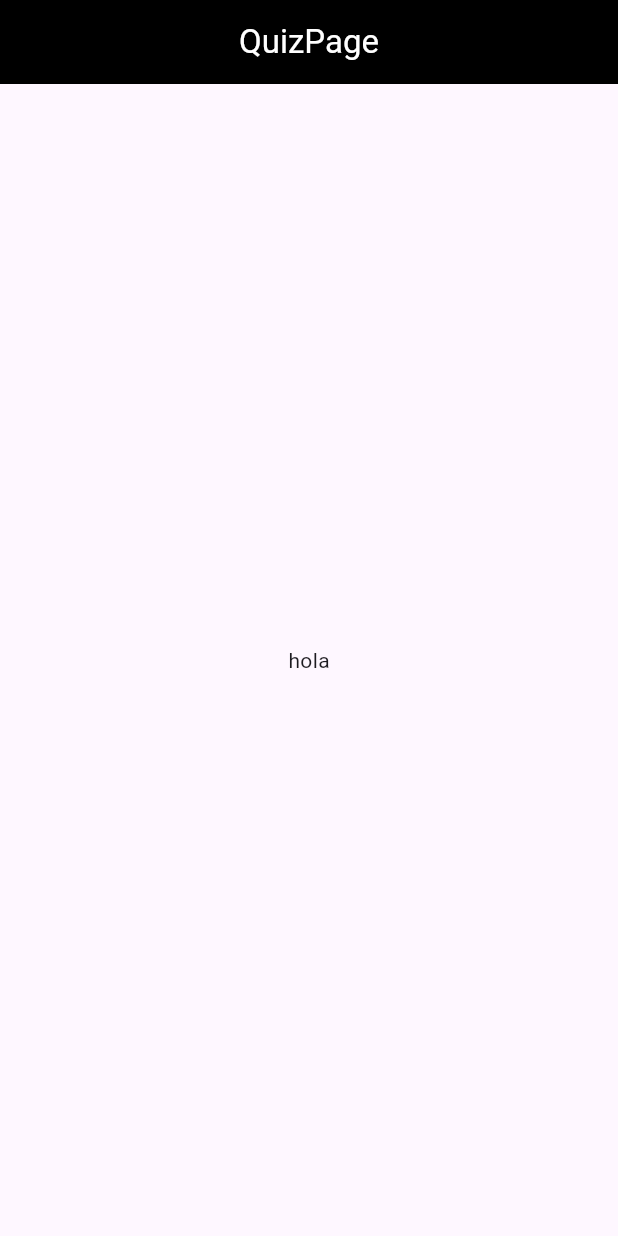
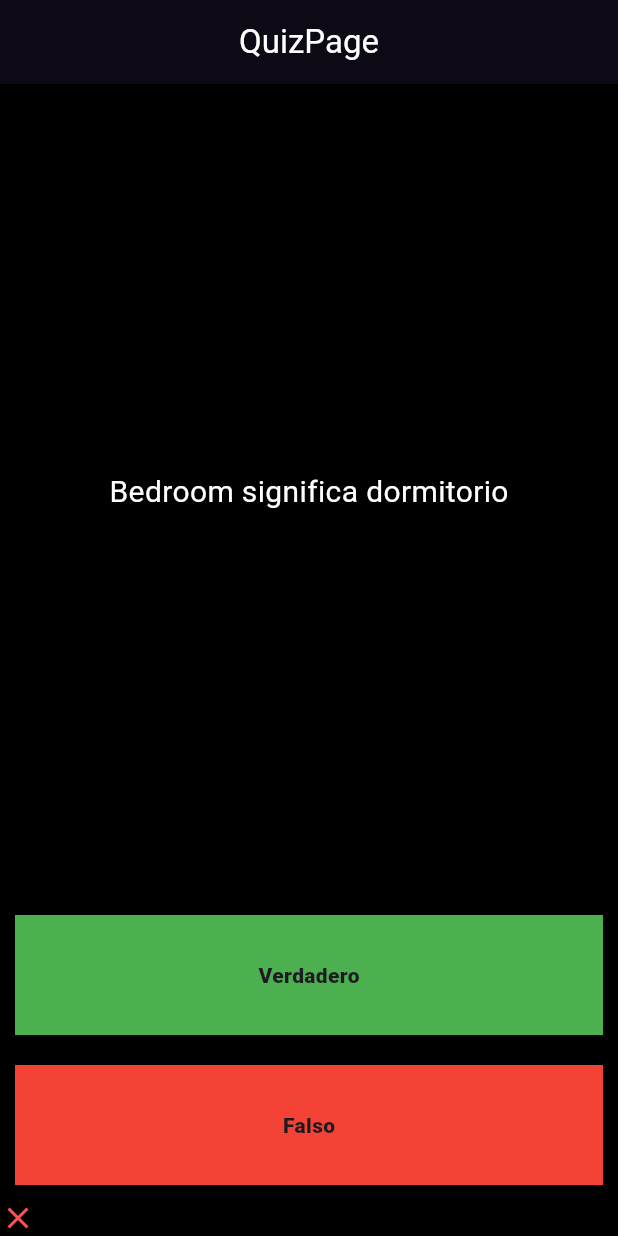
Before and after one commit to WCNosliwsys/quizApp, a Flutter app: the screen it shows after launch, on a phone screen of 412 x 824 dp. Run offline on Flutter 3.47's test engine with Material 3 defaults, Android fonts, the phone set to English and light mode, and no system bars.

```diff
--- a/lib/screens/quiz_page.dart
+++ b/lib/screens/quiz_page.dart
@@ -1,7 +1,40 @@
 import 'package:flutter/material.dart';
+import 'package:quizzapp/service/question_service.dart';
 
-class QuizPage extends StatelessWidget {
+class QuizPage extends StatefulWidget {
   const QuizPage({super.key});
+
+  @override
+  State<QuizPage> createState() => _QuizPageState();
+}
+
+class _QuizPageState extends State<QuizPage> {
+  QuestionService miQuiz = QuestionService();
+
+  List<Widget> puntaje = [];
+
+  checkAnswer(bool miRespuesta) {
+    bool correctAnswer = miQuiz.getQuestionAnswer();
+    if (correctAnswer == miRespuesta) {
+      puntaje.add(
+        Icon(
+          Icons.check,
+          color: Colors.greenAccent,
+        ),
+      );
+    } else {
+      puntaje.add(
+        Icon(
+          Icons.close,
+          color: Colors.redAccent,
+        ),
+      );
+    }
+    miQuiz.nextQuestion();
+
+    setState(() {});
+    print(puntaje);
+  }
 
   @override
   Widget build(BuildContext context) {
@@ -13,8 +46,63 @@ class QuizPage extends StatelessWidget {
         ),
         centerTitle: true,
         backgroundColor: Colors.black,
+        elevation: 10,
+        shadowColor: Colors.black,
       ),
-      body: Center(child: Text("hola")),
+      body: Container(
+        color: Colors.black,
+        child:
+            Column(crossAxisAlignment: CrossAxisAlignment.stretch, children: [
+          Expanded(
+              child: Center(
+            child: Container(
+              child: Text(
+                miQuiz.getQuestionText(),
+                style: TextStyle(color: Colors.white, fontSize: 20),
+              ),
+            ),
+          )),
+          GestureDetector(
+            onTap: () {
+              checkAnswer(true);
+            },
+            child: Container(
+              margin: EdgeInsets.all(10),
+              height: 80,
+              color: Colors.green,
+              child: Center(
+                  child: Text(
+                "Verdadero",
+                style: TextStyle(fontWeight: FontWeight.w900),
+              )),
+            ),
+          ),
+          GestureDetector(
+            onTap: () {
+              checkAnswer(false);
+            },
+            child: Container(
+              margin: EdgeInsets.all(10),
+              height: 80,
+              color: Colors.red,
+              child: Center(
+                  child: Text(
+                "Falso",
+                style: TextStyle(fontWeight: FontWeight.w900),
+              )),
+            ),
+          ),
+          Row(
+            children: [
+              Icon(
+                Icons.close,
+                color: Colors.redAccent,
+              ),
+              ...puntaje
+            ],
+          ),
+        ]),
+      ),
     );
   }
 }
--- /dev/null
+++ b/lib/service/question.dart
@@ -0,0 +1,8 @@
+class Question {
+  String questionText;
+  bool questionAnswer;
+  Question({
+    required this.questionText,
+    required this.questionAnswer,
+  });
+}
--- /dev/null
+++ b/lib/service/question_service.dart
@@ -0,0 +1,32 @@
+import 'package:quizzapp/service/question.dart';
+
+class QuestionService {
+  List<Question> questions = [
+    Question(
+        questionText: "Bedroom significa dormitorio", questionAnswer: true),
+    Question(
+        questionText: "Living room significa cocina", questionAnswer: false),
+    Question(questionText: "Kitchen significa cocina", questionAnswer: true),
+    Question(
+        questionText: "El verbo Tobe nos referimos al ser y estar",
+        questionAnswer: true),
+    Question(
+        questionText:
+            "In, On, Under, Next To nos indican posicion de un objeto dentro, encima, abajo y al costado respectivamente",
+        questionAnswer: true),
+  ];
+  int questionNumber = 0;
+  String getQuestionText() {
+    return questions[questionNumber].questionText;
+  }
+
+  bool getQuestionAnswer() {
+    return questions[questionNumber].questionAnswer;
+  }
+
+  nextQuestion() {
+    if (questionNumber < questions.length - 1) {
+      questionNumber++;
+    }
+  }
+}
```
